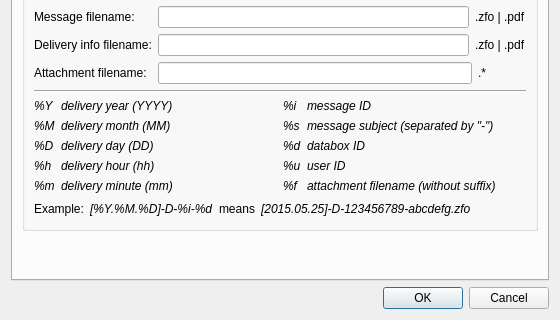
Old version of the form src/gui/ui/dlg_preferences.ui in the repository psakar/datovka; both pictures show x 0 to 560 and y 162 to 482 of the 560 by 482 pixel window.
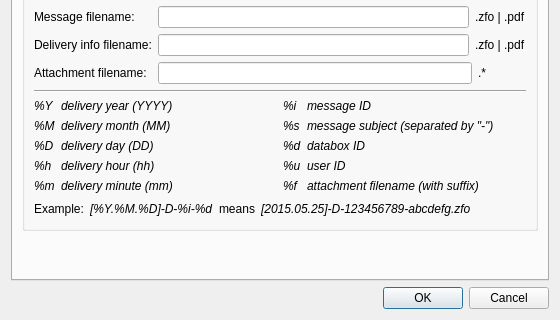
New version of the form. The open tabs and pages were chosen to show the change. Icons and pictures are not drawn.

Commit message: New filename format is used during attachment saving - part 1 (issue #42)

Patch:
```diff
--- a/src/gui/ui/dlg_preferences.ui
+++ b/src/gui/ui/dlg_preferences.ui
@@ -1286,7 +1286,7 @@
                  </font>
                 </property>
                 <property name="text">
-                 <string>attachment filename (without suffix)</string>
+                 <string>attachment filename (with suffix)</string>
                 </property>
                </widget>
               </item>
```
The commit also changes 4 other files.
